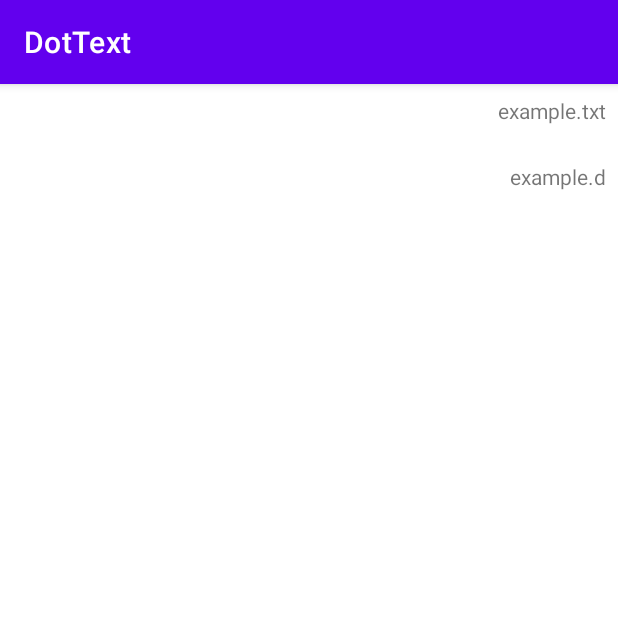
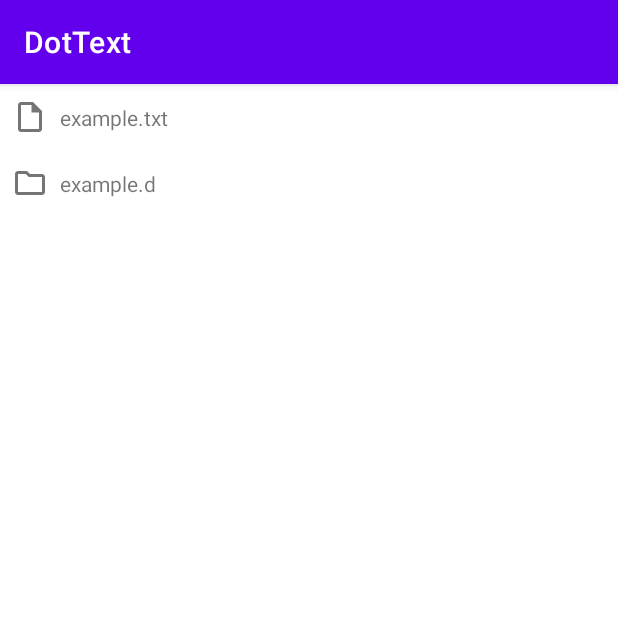
Before and after one commit to tnantoka/dottext, an Android app: the screen it shows after launch (MainActivity), on a phone screen of 412 x 824 dp, the top half of it. Run offline under Robolectric (Android 15) with nearby library versions, the phone set to English and light mode, and no system bars.

Commit message:
feat: add logo for file list item

```diff
--- a/app/src/main/java/com/tnantoka/dottext/FileListAdapter.kt
+++ b/app/src/main/java/com/tnantoka/dottext/FileListAdapter.kt
@@ -19,11 +19,20 @@ class FileListAdapter(
 
     override fun onBindViewHolder(holder: FileListViewHolder, position: Int) {
         val file = data[position]
+
         holder.titleText.text = if (file == parent) {
             ".."
         } else {
             file.name
         }
+
+        holder.iconImage.setImageResource(
+            if (file.isDirectory) {
+                R.drawable.ic_outline_folder_24
+            } else {
+                R.drawable.ic_outline_insert_drive_file_24
+            }
+        )
 
         holder.itemView.setOnClickListener {
             onClick(data[position])
--- a/app/src/main/java/com/tnantoka/dottext/FileListViewHolder.kt
+++ b/app/src/main/java/com/tnantoka/dottext/FileListViewHolder.kt
@@ -1,9 +1,11 @@
 package com.tnantoka.dottext
 
 import android.view.View
+import android.widget.ImageView
 import android.widget.TextView
 import androidx.recyclerview.widget.RecyclerView
 
 class FileListViewHolder(view: View) : RecyclerView.ViewHolder(view) {
     val titleText = view.findViewById<TextView>(R.id.titleText)
+    val iconImage = view.findViewById<ImageView>(R.id.iconImage)
 }
--- /dev/null
+++ b/app/src/main/res/drawable/ic_outline_folder_24.xml
@@ -0,0 +1,10 @@
+<vector android:height="24dp"
+    android:tint="?android:attr/textColorTertiary"
+    android:viewportHeight="24"
+    android:viewportWidth="24"
+    android:width="24dp"
+    xmlns:android="http://schemas.android.com/apk/res/android">
+    <path
+        android:fillColor="@android:color/white"
+        android:pathData="M9.17,6l2,2H20v10H4V6h5.17M10,4H4c-1.1,0 -1.99,0.9 -1.99,2L2,18c0,1.1 0.9,2 2,2h16c1.1,0 2,-0.9 2,-2V8c0,-1.1 -0.9,-2 -2,-2h-8l-2,-2z" />
+</vector>
--- /dev/null
+++ b/app/src/main/res/drawable/ic_outline_insert_drive_file_24.xml
@@ -0,0 +1,5 @@
+<vector android:autoMirrored="true" android:height="24dp"
+    android:tint="?android:attr/textColorTertiary" android:viewportHeight="24"
+    android:viewportWidth="24" android:width="24dp" xmlns:android="http://schemas.android.com/apk/res/android">
+    <path android:fillColor="@android:color/white" android:pathData="M14,2H6c-1.1,0 -1.99,0.9 -1.99,2L4,20c0,1.1 0.89,2 1.99,2H18c1.1,0 2,-0.9 2,-2V8l-6,-6zM6,20V4h7v5h5v11H6z"/>
+</vector>
--- a/app/src/main/res/layout/file_list_item.xml
+++ b/app/src/main/res/layout/file_list_item.xml
@@ -9,9 +9,24 @@
         android:id="@+id/titleText"
         android:layout_width="0dp"
         android:layout_height="wrap_content"
+        android:layout_marginStart="8dp"
         android:layout_marginTop="8dp"
         android:layout_marginEnd="8dp"
+        android:layout_marginBottom="8dp"
         android:text="TextView"
+        app:layout_constraintBottom_toBottomOf="parent"
         app:layout_constraintEnd_toEndOf="parent"
+        app:layout_constraintStart_toEndOf="@+id/iconImage"
+        app:layout_constraintTop_toTopOf="parent" />
+
+    <ImageView
+        android:id="@+id/iconImage"
+        android:layout_width="wrap_content"
+        android:layout_height="wrap_content"
+        android:layout_marginStart="8dp"
+        android:layout_marginTop="8dp"
+        android:layout_marginBottom="8dp"
+        app:layout_constraintBottom_toBottomOf="parent"
+        app:layout_constraintStart_toStartOf="parent"
         app:layout_constraintTop_toTopOf="parent" />
 </androidx.constraintlayout.widget.ConstraintLayout>
```
